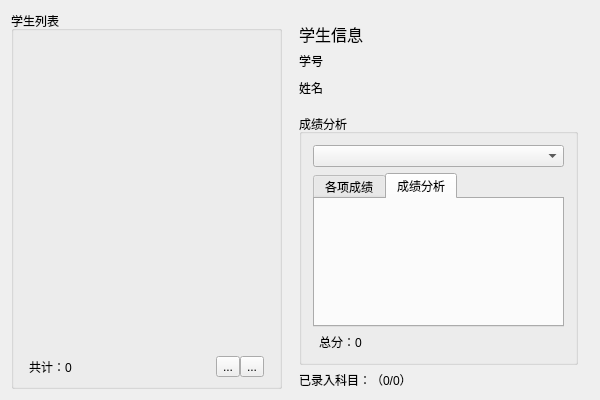
Old version of the form 1788lab10/student.ui in the repository fu1fan/lab10.
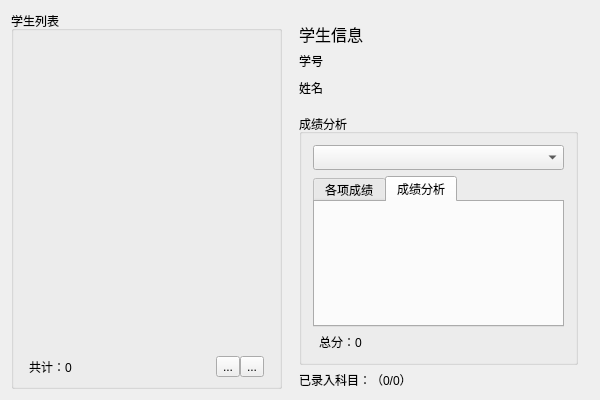
New version of the form. Icons and pictures are not drawn.

Commit message: 优化界面

The edit to the form file:
```diff
--- a/1788lab10/student.ui
+++ b/1788lab10/student.ui
@@ -207,7 +207,14 @@
         </property>
         <layout class="QVBoxLayout" name="verticalLayout_6">
          <item>
-          <widget class="QComboBox" name="comboBox"/>
+          <widget class="QComboBox" name="comboBox">
+           <property name="minimumSize">
+            <size>
+             <width>0</width>
+             <height>25</height>
+            </size>
+           </property>
+          </widget>
          </item>
          <item>
           <widget class="QTabWidget" name="tabWidget">
```
The commit also changes 1 other file.
